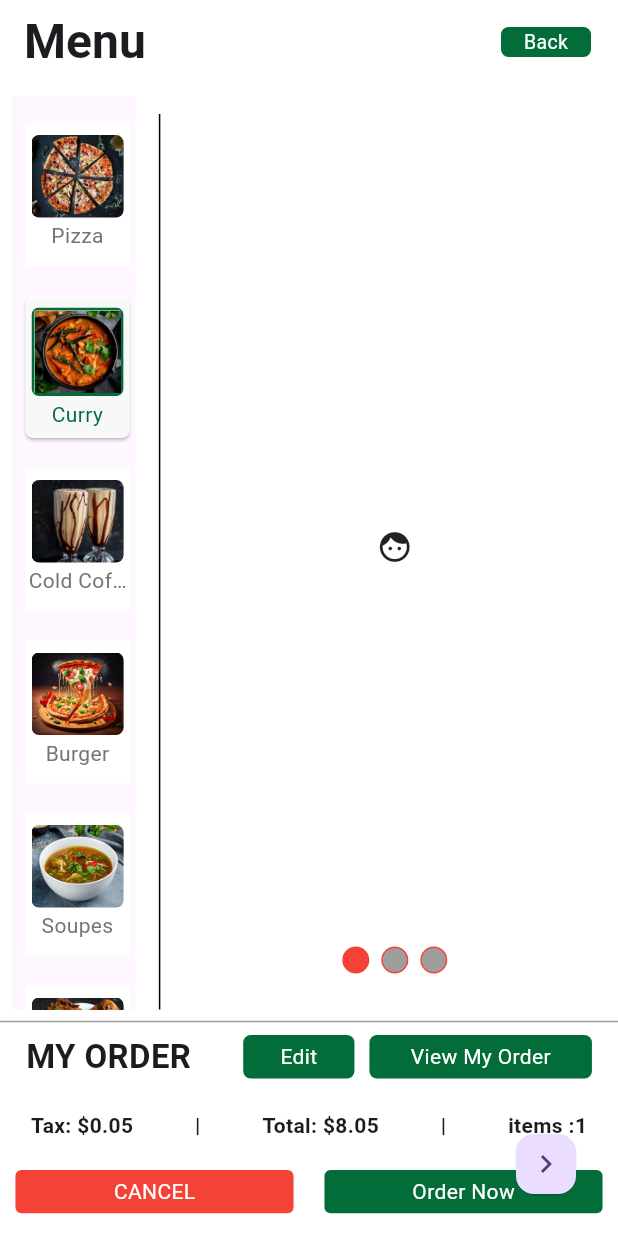
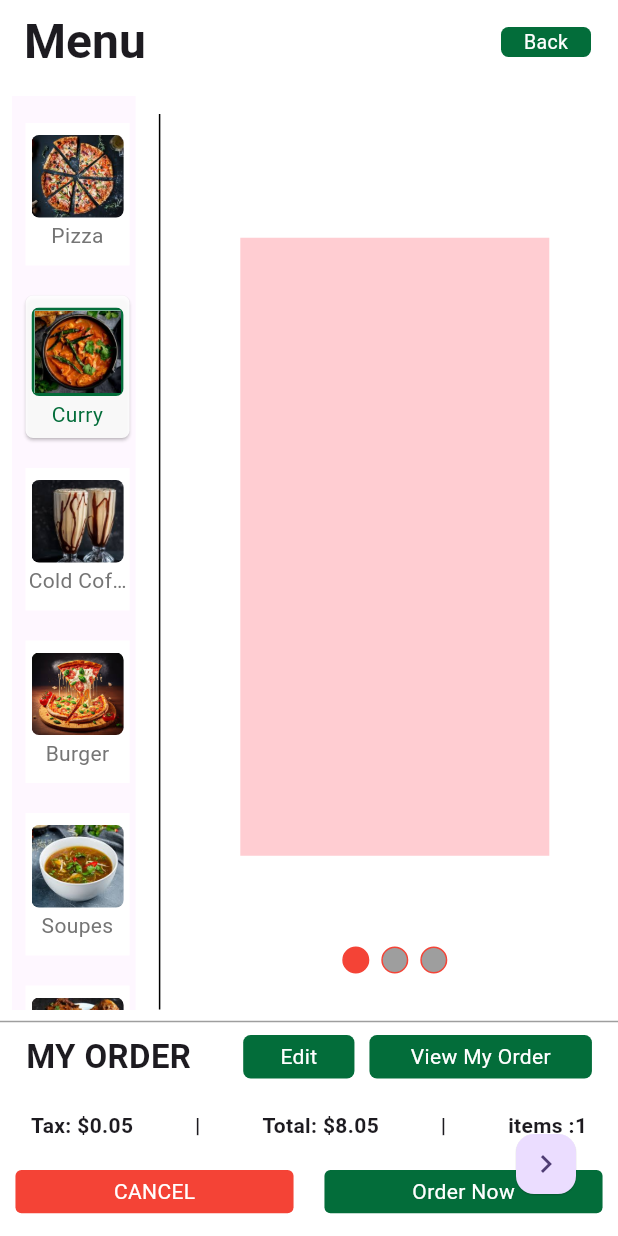
Before and after one commit to amitram108/app2food, a Flutter app: the screen it shows after launch, after a tap on "Curry", on a phone screen of 412 x 824 dp. Run offline on Flutter 3.47's test engine with Material 3 defaults, Android fonts, the phone set to English and light mode, and no system bars.

Commit message:
Add file

```diff
--- a/lib/main.dart
+++ b/lib/main.dart
@@ -1,6 +1,7 @@
 import 'dart:ui';
 
 import 'package:app2food/widgets/item_widget.dart';
+import 'package:app2food/widgets/page_selecter.dart';
 import 'package:flutter/material.dart';
 import 'package:app2food/constant.dart';
 
@@ -25,6 +26,15 @@ class MyApp extends StatelessWidget {
   }
 }
 
+Widget widgetOne(BuildContext context) {
+  return Container(
+    alignment: Alignment.center,
+    decoration: BoxDecoration(color: Colors.grey.shade100),
+    width: MediaQuery.of(context).size.width * 0.5,
+    height: MediaQuery.of(context).size.height * 0.5,
+  );
+}
+
 class MyHomePage extends StatefulWidget {
   const MyHomePage({super.key, required this.title});
 
@@ -38,7 +48,7 @@ class _MyHomePageState extends State<MyHomePage>
     with SingleTickerProviderStateMixin {
   int selectedIndex = 0;
   List<Widget> listWidget = [
-    const Icon(Icons.face),
+    const PageSelecter(),
     const Icon(Icons.abc),
     const Icon(Icons.favorite),
   ];
--- /dev/null
+++ b/lib/widgets/page_selecter.dart
@@ -0,0 +1,17 @@
+import 'package:flutter/material.dart';
+
+class PageSelecter extends StatelessWidget {
+  const PageSelecter({super.key});
+
+  @override
+  Widget build(BuildContext context) {
+    return Center(
+      child: Container(
+        decoration:
+            const BoxDecoration(color: Color.fromRGBO(255, 205, 210, 1)),
+        width: MediaQuery.of(context).size.width * 0.5,
+        height: MediaQuery.of(context).size.height * 0.5,
+      ),
+    );
+  }
+}
```
